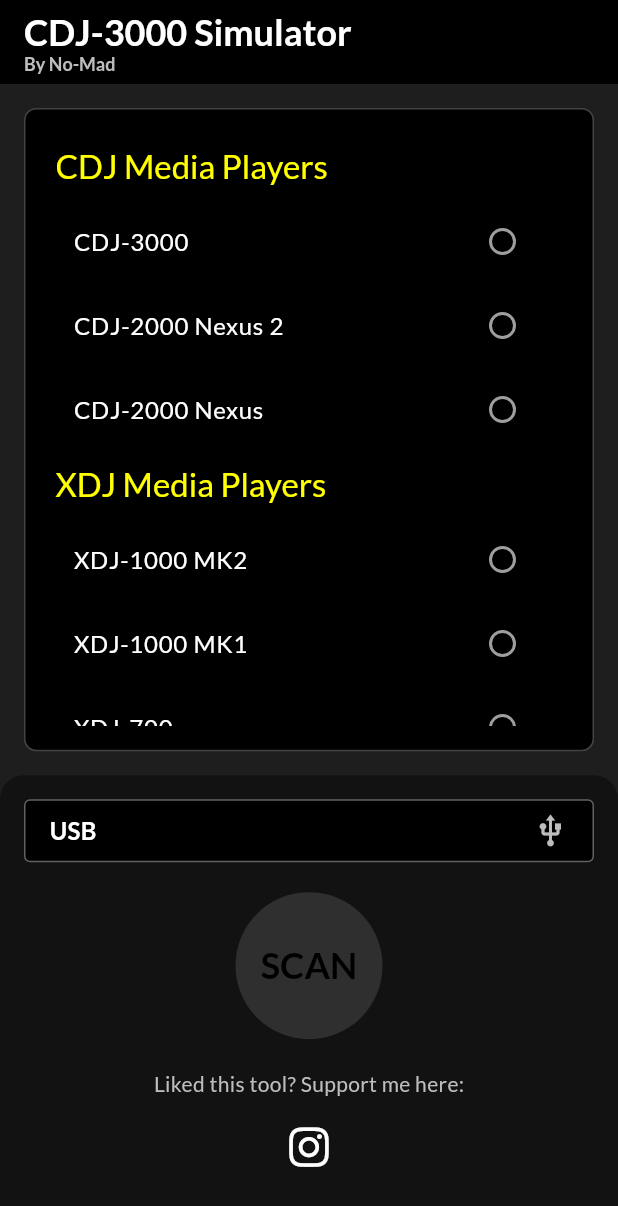
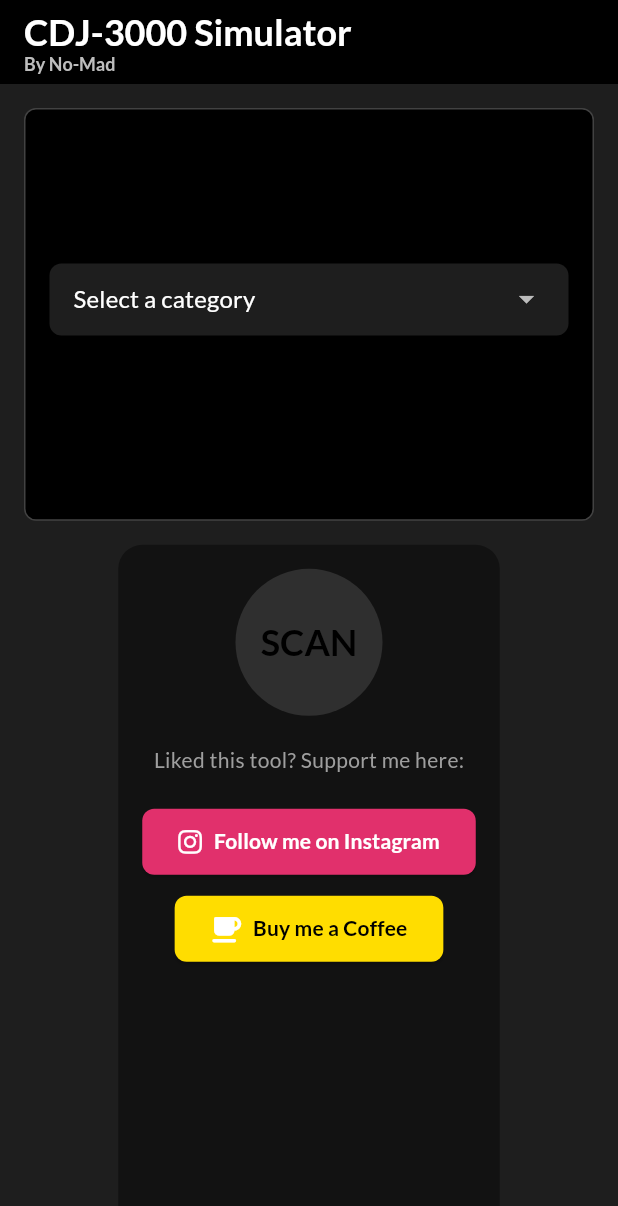
Before and after one commit to nizar2104/Firebase-android, a Flutter app: the screen it shows after launch, on a phone screen of 412 x 824 dp. Shown: the top 1206 px of the screen. Run offline on Flutter 3.47's test engine with Material 3 defaults, Android fonts, the phone set to English and light mode, and no system bars; our stand-ins replace file_picker, font_awesome_flutter, google_fonts, permission_handler.

Commit message:
drop down

```diff
--- a/lib/home_page.dart
+++ b/lib/home_page.dart
@@ -35,7 +35,7 @@
         children: [
           // CDJ Screen
           Expanded(
-            flex: 3,
+            flex: 2,
             child: Container(
               margin: const EdgeInsets.all(16.0),
               padding: const EdgeInsets.all(16.0),
@@ -88,7 +88,7 @@
           ),
           // CDJ Body
           Expanded(
-            flex: 2,
+            flex: 3,
             child: Container(
               padding: const EdgeInsets.all(16.0),
               decoration: const BoxDecoration(
@@ -102,8 +102,6 @@
                 child: Column(
                   mainAxisAlignment: MainAxisAlignment.spaceEvenly,
                   children: [
-                    const _UsbSlot(),
-                    const SizedBox(height: 20),
                     const _HardwareButtons(),
                     const SizedBox(height: 20),
                     const _SupportLink(),
@@ -118,76 +116,81 @@
   }
 }
 
-class _GearSelectionScreen extends StatelessWidget {
-  const _GearSelectionScreen();
+class _GearSelectionScreen extends StatefulWidget {
+  const _GearSelectionScreen({super.key});
+
+  @override
+  State<_GearSelectionScreen> createState() => _GearSelectionScreenState();
+}
+
+class _GearSelectionScreenState extends State<_GearSelectionScreen> {
+  String? _selectedCategory;
 
   @override
   Widget build(BuildContext context) {
     final scanProvider = Provider.of<ScanProvider>(context);
     final gearCategories = djGearList.map((e) => e.category).toSet().toList();
+    final gearInCategory = _selectedCategory == null
+        ? <DjGear>[]
+        : djGearList.where((gear) => gear.category == _selectedCategory).toList();
 
-    return ListView.builder(
-      itemCount: gearCategories.length,
-      itemBuilder: (context, index) {
-        final category = gearCategories[index];
-        final gearInCategory = djGearList.where((gear) => gear.category == category).toList();
-
-        return Column(
-          crossAxisAlignment: CrossAxisAlignment.start,
-          children: [
-            Padding(
-              padding: const EdgeInsets.symmetric(vertical: 8.0, horizontal: 4.0),
-              child: Text(category, style: Theme.of(context).textTheme.titleLarge?.copyWith(color: const Color(0xFFFFFF00))),
+    return Column(
+      mainAxisAlignment: MainAxisAlignment.center,
+      children: [
+        Container(
+          padding: const EdgeInsets.symmetric(horizontal: 16.0),
+          decoration: BoxDecoration(
+            color: const Color(0xFF1E1E1E),
+            borderRadius: BorderRadius.circular(8.0),
+          ),
+          child: DropdownButton<String>(
+            value: _selectedCategory,
+            hint: const Text('Select a category', style: TextStyle(color: Colors.white)),
+            isExpanded: true,
+            dropdownColor: const Color(0xFF1E1E1E),
+            underline: const SizedBox(),
+            onChanged: (String? value) {
+              setState(() {
+                _selectedCategory = value;
+                scanProvider.selectGear(null);
+              });
+            },
+            items: gearCategories.map<DropdownMenuItem<String>>((String value) {
+              return DropdownMenuItem<String>(
+                value: value,
+                child: Text(value, style: const TextStyle(color: Colors.white)),
+              );
+            }).toList(),
+          ),
+        ),
+        const SizedBox(height: 20),
+        if (_selectedCategory != null)
+          Container(
+            padding: const EdgeInsets.symmetric(horizontal: 16.0),
+            decoration: BoxDecoration(
+              color: const Color(0xFF1E1E1E),
+              borderRadius: BorderRadius.circular(8.0),
             ),
-            ...gearInCategory.map((gear) => RadioListTile<DjGear>(
-              title: Text(gear.name, style: const TextStyle(color: Colors.white)),
-              value: gear,
-              groupValue: scanProvider.selectedGear,
+            child: DropdownButton<DjGear>(
+              value: scanProvider.selectedGear,
+              hint: const Text('Select a gear', style: TextStyle(color: Colors.white)),
+              isExpanded: true,
+              dropdownColor: const Color(0xFF1E1E1E),
+              underline: const SizedBox(),
               onChanged: (DjGear? value) {
                 if (value != null) {
                   scanProvider.selectGear(value);
                 }
               },
-              activeColor: const Color(0xFFFF0000),
-              controlAffinity: ListTileControlAffinity.trailing,
-            )),
-          ],
-        );
-      },
-    );
-  }
-}
-
-
-class _UsbSlot extends StatelessWidget {
-  const _UsbSlot();
-
-  @override
-  Widget build(BuildContext context) {
-    return Container(
-      padding: const EdgeInsets.symmetric(horizontal: 16.0, vertical: 8.0),
-      decoration: BoxDecoration(
-        color: Colors.black,
-        borderRadius: BorderRadius.circular(4.0),
-        border: Border.all(color: Colors.grey.shade700),
-      ),
-      child: Row(
-        mainAxisAlignment: MainAxisAlignment.spaceBetween,
-        children: [
-          const Text(
-            'USB',
-            style: TextStyle(
-              color: Colors.white,
-              fontWeight: FontWeight.bold,
-              fontSize: 16,
+              items: gearInCategory.map<DropdownMenuItem<DjGear>>((DjGear value) {
+                return DropdownMenuItem<DjGear>(
+                  value: value,
+                  child: Text(value.name, style: const TextStyle(color: Colors.white)),
+                );
+              }).toList(),
             ),
           ),
-          Icon(
-            Icons.usb,
-            color: Colors.grey.shade400,
-          ),
-        ],
-      ),
+      ],
     );
   }
 }
@@ -223,11 +226,11 @@
 }
 
 class _SupportLink extends StatelessWidget {
-  const _SupportLink();
+  const _SupportLink({super.key});
 
-  void _launchURL() async {
-    final Uri url = Uri.parse('https://www.instagram.com/no_mad_pioneer/');
-    if (!await launchUrl(url)) {
+  void _launchURL(String url) async {
+    final Uri uri = Uri.parse(url);
+    if (!await launchUrl(uri, mode: LaunchMode.externalApplication)) {
       throw 'Could not launch $url';
     }
   }
@@ -236,14 +239,37 @@
   Widget build(BuildContext context) {
     return Column(
       children: [
-        Text(
+        const Text(
           'Liked this tool? Support me here:',
-          style: TextStyle(color: Colors.grey.shade400, fontSize: 14),
+          style: TextStyle(color: Colors.grey, fontSize: 14),
         ),
-        const SizedBox(height: 8),
-        IconButton(
-          icon: const FaIcon(FontAwesomeIcons.instagram, color: Colors.white, size: 30),
-          onPressed: _launchURL,
+        const SizedBox(height: 20),
+        ElevatedButton.icon(
+          onPressed: () => _launchURL('https://www.instagram.com/no.mad.dj_/'),
+          icon: const FaIcon(FontAwesomeIcons.instagram, color: Colors.white),
+          label: const Text('Follow me on Instagram'),
+          style: ElevatedButton.styleFrom(
+            backgroundColor: const Color(0xFFE1306C),
+            foregroundColor: Colors.white,
+            shape: RoundedRectangleBorder(
+              borderRadius: BorderRadius.circular(8.0),
+            ),
+            padding: const EdgeInsets.symmetric(vertical: 12.0, horizontal: 24.0),
+          ),
+        ),
+        const SizedBox(height: 10),
+        ElevatedButton.icon(
+          onPressed: () => _launchURL('https://buymeacoffee.com/baklavaproject'),
+          icon: const FaIcon(FontAwesomeIcons.coffee, color: Colors.white),
+          label: const Text('Buy me a Coffee'),
+          style: ElevatedButton.styleFrom(
+            backgroundColor: const Color(0xFFFFDD00),
+            foregroundColor: Colors.black,
+            shape: RoundedRectangleBorder(
+              borderRadius: BorderRadius.circular(8.0),
+            ),
+            padding: const EdgeInsets.symmetric(vertical: 12.0, horizontal: 24.0),
+          ),
         ),
       ],
     );
```
Also changed, not shown: 1 other file.
